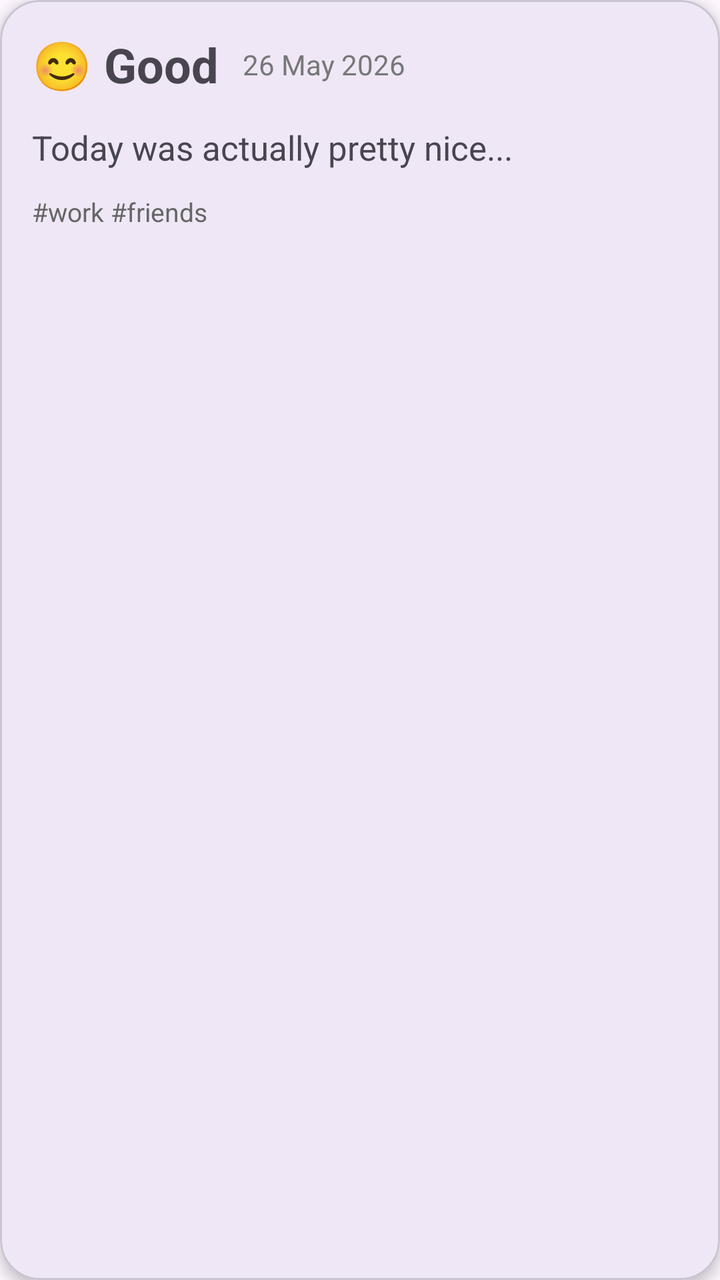
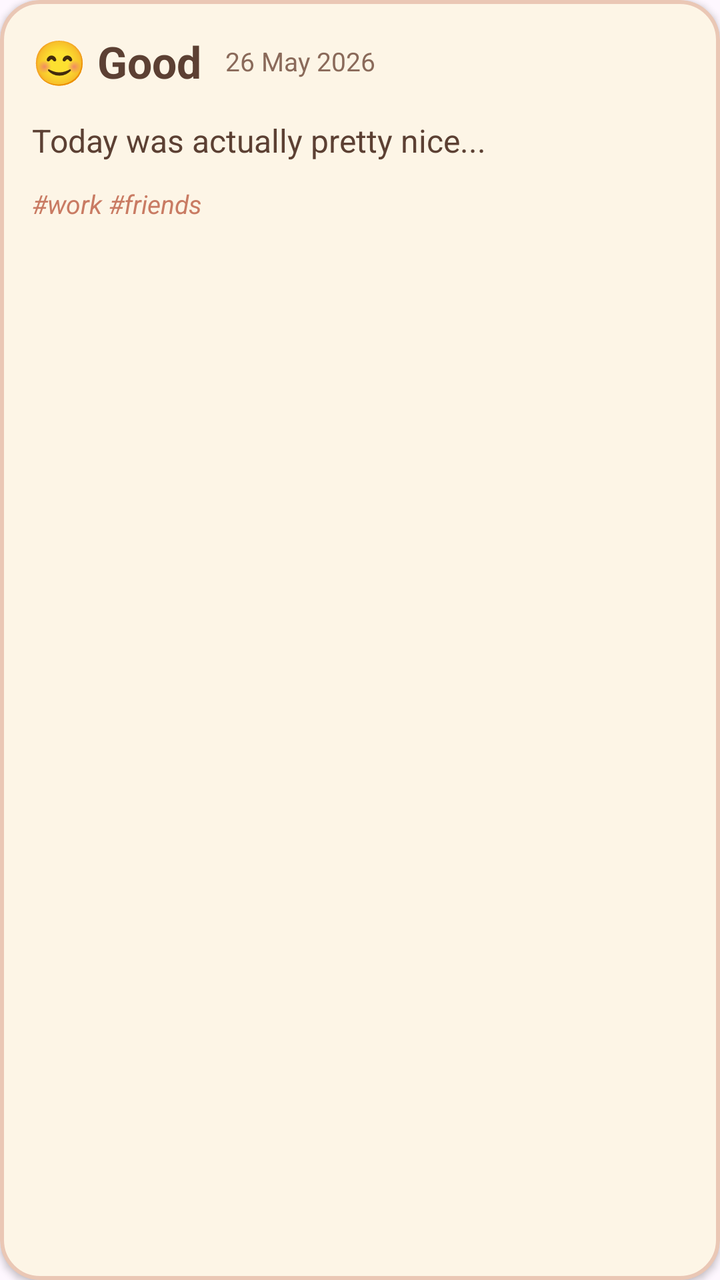

Two renders of the same Android screen: before a commit and after it. Below are the layout's source before the change and the commit's diff.
<!-- AndroidManifest.xml: application theme Theme.ProgectMood -->
<!-- res/layout/item_note.xml -->
<?xml version="1.0" encoding="utf-8"?>
<com.google.android.material.card.MaterialCardView
    xmlns:android="http://schemas.android.com/apk/res/android"
    xmlns:app="http://schemas.android.com/apk/res-auto"
    android:layout_width="match_parent"
    android:layout_height="wrap_content"
    android:layout_marginHorizontal="12dp"
    android:layout_marginVertical="6dp"
    app:cardCornerRadius="20dp"
    app:cardElevation="4dp">

    <LinearLayout
        android:layout_width="match_parent"
        android:layout_height="wrap_content"
        android:orientation="vertical"
        android:padding="16dp">

        

        <LinearLayout
            android:layout_width="match_parent"
            android:layout_height="wrap_content"
            android:gravity="center_vertical"
            android:orientation="horizontal">

            <TextView
                android:id="@+id/text_emotion"
                android:layout_width="wrap_content"
                android:layout_height="wrap_content"
                android:text="😊 Good"
                android:textSize="24sp"
                android:textStyle="bold"/>

            <TextView
                android:id="@+id/text_date"
                android:layout_width="wrap_content"
                android:layout_height="wrap_content"
                android:layout_marginStart="12dp"
                android:text="26 May 2026"
                android:textColor="#777777"
                android:textSize="14sp" />

        </LinearLayout>

        

        <TextView
            android:id="@+id/text_note"
            android:layout_width="match_parent"
            android:layout_height="wrap_content"
            android:layout_marginTop="14dp"
            android:maxLines="4"
            android:ellipsize="end"
            android:text="Today was actually pretty nice..."
            android:textSize="17sp" />

        

        <TextView
            android:id="@+id/text_tags"
            android:layout_width="wrap_content"
            android:layout_height="wrap_content"
            android:layout_marginTop="12dp"
            android:text="#work #friends"
            android:textColor="#666666"
            android:textSize="13sp" />

    </LinearLayout>

</com.google.android.material.card.MaterialCardView>
<!-- resources referenced by this layout -->
<resources>
  <style name="Theme.ProgectMood" parent="Base.Theme.ProgectMood" />
  <style name="Base.Theme.ProgectMood" parent="Theme.Material3.DayNight.NoActionBar">
          
          
      </style>
</resources>

<!-- the commit's change to res/layout/item_note.xml (unified diff, before → after) -->
@@ -4,10 +4,13 @@
     xmlns:app="http://schemas.android.com/apk/res-auto"
     android:layout_width="match_parent"
     android:layout_height="wrap_content"
-    android:layout_marginHorizontal="12dp"
+    android:layout_marginHorizontal="4dp"
     android:layout_marginVertical="6dp"
     app:cardCornerRadius="20dp"
-    app:cardElevation="4dp">
+    app:cardElevation="2dp"
+    app:cardBackgroundColor="#FDF5E6"
+    app:strokeColor="#60C97B63"
+    app:strokeWidth="2dp">
 
     <LinearLayout
         android:layout_width="match_parent"
@@ -28,8 +31,9 @@
                 android:layout_width="wrap_content"
                 android:layout_height="wrap_content"
                 android:text="😊 Good"
-                android:textSize="24sp"
-                android:textStyle="bold"/>
+                android:textColor="#5C4033"
+                android:textSize="22sp"
+                android:textStyle="bold" />
 
             <TextView
                 android:id="@+id/text_date"
@@ -37,8 +41,8 @@
                 android:layout_height="wrap_content"
                 android:layout_marginStart="12dp"
                 android:text="26 May 2026"
-                android:textColor="#777777"
-                android:textSize="14sp" />
+                android:textColor="#8A6A5A"
+                android:textSize="13sp" />
 
         </LinearLayout>
 
@@ -49,10 +53,12 @@
             android:layout_width="match_parent"
             android:layout_height="wrap_content"
             android:layout_marginTop="14dp"
+            android:ellipsize="end"
             android:maxLines="4"
-            android:ellipsize="end"
             android:text="Today was actually pretty nice..."
-            android:textSize="17sp" />
+            android:textColor="#5C4033"
+            android:textSize="16sp"
+            android:lineSpacingExtra="2dp" />
 
         
 
@@ -62,8 +68,9 @@
             android:layout_height="wrap_content"
             android:layout_marginTop="12dp"
             android:text="#work #friends"
-            android:textColor="#666666"
-            android:textSize="13sp" />
+            android:textColor="#C97B63"
+            android:textSize="13sp"
+            android:textStyle="italic" />
 
     </LinearLayout>
 
